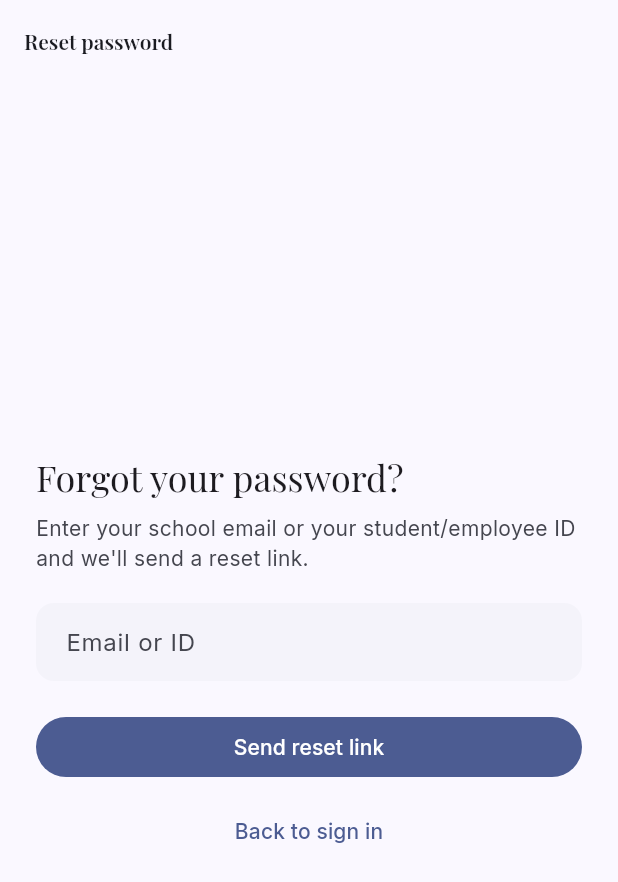
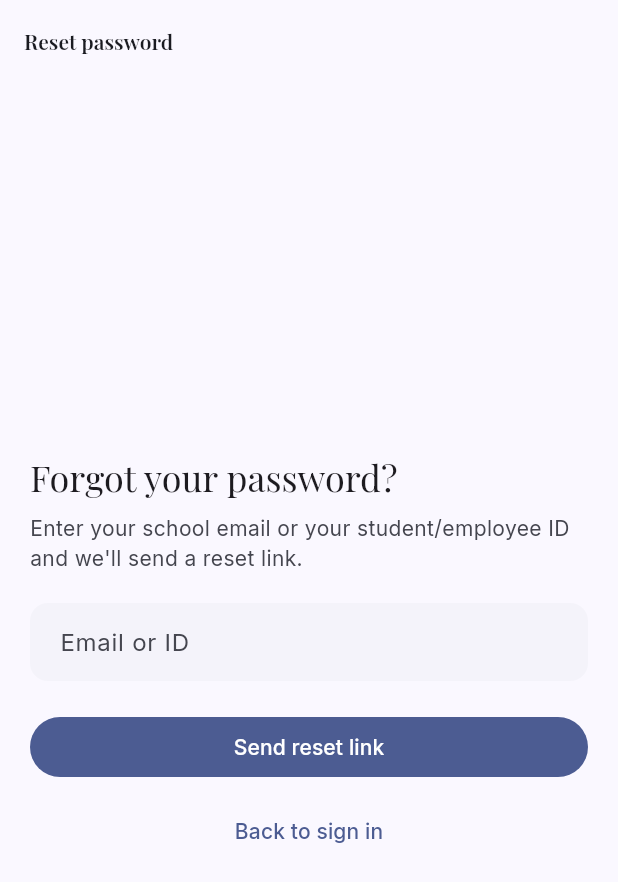
Before and after one commit to StillChoosingYou/MobileApp, a Flutter app: the ForgotPasswordScreen screen opened by its route, on a phone screen of 412 x 824 dp. Shown: the top 882 px of the screen. Run offline on Flutter 3.47's test engine with Material 3 defaults, Android fonts, the phone set to English and light mode, and no system bars; our stand-ins replace flutter_riverpod, go_router, google_fonts, hive_flutter, local_auth, qr_flutter; missing offline and left inert: mobile_scanner; accounts and stored records are empty.

Commit message:
Apply flutter analyze fixes

```diff
--- a/lib/core/utils/responsive.dart
+++ b/lib/core/utils/responsive.dart
@@ -65,9 +65,35 @@ abstract final class Responsive {
         ? 32.0
         : isTabletOrWider(context)
             ? 24.0
-            : 20.0;
+            : isCompactHeight(context)
+                ? 16.0
+                : 20.0;
     return EdgeInsets.symmetric(horizontal: horizontal);
   }
+
+  /// Padding for scrollable page content — tighter on short/landscape viewports.
+  static EdgeInsets scrollPadding(BuildContext context) {
+    final horizontal = pagePadding(context).horizontal / 2;
+    final vertical = isCompactHeight(context)
+        ? 12.0
+        : isTabletOrWider(context)
+            ? 20.0
+            : 16.0;
+    return EdgeInsets.symmetric(horizontal: horizontal, vertical: vertical);
+  }
+
+  /// Form/auth screens — accounts for keyboard and compact height.
+  static EdgeInsets formPadding(BuildContext context) {
+    final base = scrollPadding(context);
+    return base.copyWith(
+      top: isCompactHeight(context) ? 16.0 : 24.0,
+      bottom: isCompactHeight(context) ? 16.0 : 24.0,
+    );
+  }
+
+  /// Fluid spacing that scales down on compact viewports.
+  static double spacing(BuildContext context, {double normal = 16, double compact = 10}) =>
+      isCompactHeight(context) ? compact : normal;
 
   /// Fluid width clamped between [min] and [max], scaled by [fraction] of
   /// the current viewport width.
@@ -78,6 +104,16 @@ abstract final class Responsive {
     double fraction = 0.9,
   }) {
     return (sizeOf(context).width * fraction).clamp(min, max);
+  }
+
+  /// Receipt/card overlay width — never fixed pixels on small screens.
+  static double receiptWidth(BuildContext context) =>
+      fluidWidth(context, min: 280, max: 420, fraction: 0.88);
+
+  /// QR scan frame — scales with the shortest viewport side.
+  static double scanFrameSize(BuildContext context) {
+    final shortest = sizeOf(context).shortestSide;
+    return (shortest * 0.55).clamp(180.0, 320.0);
   }
 }
 
--- a/lib/core/widgets/shared_widgets.dart
+++ b/lib/core/widgets/shared_widgets.dart
@@ -15,7 +15,10 @@ class SectionHeader extends StatelessWidget {
   @override
   Widget build(BuildContext context) {
     final theme = Theme.of(context);
-    final padding = Responsive.pagePadding(context).copyWith(top: 20, bottom: 8);
+    final padding = Responsive.pagePadding(context).copyWith(
+      top: Responsive.isCompactHeight(context) ? 12 : 20,
+      bottom: 8,
+    );
     return Padding(
       padding: padding,
       child: Row(
--- a/lib/features/auth/forgot_password_screen.dart
+++ b/lib/features/auth/forgot_password_screen.dart
@@ -2,6 +2,7 @@ import 'package:flutter/material.dart';
 import 'package:flutter_riverpod/flutter_riverpod.dart';
 import 'package:go_router/go_router.dart';
 
+import '../../core/utils/responsive.dart';
 import '../../core/utils/validators.dart';
 import '../../core/widgets/shared_widgets.dart';
 import '../../providers/repository_providers.dart';
@@ -55,7 +56,7 @@ class _ForgotPasswordScreenState extends ConsumerState<ForgotPasswordScreen> {
       body: SafeArea(
         child: FormWidthLimiter(
           child: SingleChildScrollView(
-          padding: const EdgeInsets.all(24),
+          padding: Responsive.formPadding(context),
           child: Form(
             key: _formKey,
             child: Column(
--- a/lib/features/auth/login_screen.dart
+++ b/lib/features/auth/login_screen.dart
@@ -6,6 +6,7 @@ import 'package:go_router/go_router.dart';
 import 'package:local_auth/local_auth.dart';
 
 import '../../core/routing/route_names.dart';
+import '../../core/utils/responsive.dart';
 import '../../core/utils/validators.dart';
 import '../../core/widgets/shared_widgets.dart';
 import '../../models/app_user.dart';
@@ -104,7 +105,7 @@ class _LoginScreenState extends ConsumerState<LoginScreen> {
       body: SafeArea(
         child: FormWidthLimiter(
           child: SingleChildScrollView(
-          padding: const EdgeInsets.all(24),
+          padding: Responsive.formPadding(context),
           child: Form(
             key: _formKey,
             child: Column(
--- a/lib/features/registrar/enrollment_approval_screen.dart
+++ b/lib/features/registrar/enrollment_approval_screen.dart
@@ -1,6 +1,7 @@
 import 'package:flutter/material.dart';
 import 'package:flutter_riverpod/flutter_riverpod.dart';
 
+import '../../core/utils/responsive.dart';
 import '../../core/widgets/shared_widgets.dart';
 import '../../models/academic_models.dart';
 import '../../providers/feature_providers.dart';
@@ -49,7 +50,7 @@ class EnrollmentApprovalScreen extends ConsumerWidget {
           );
         }
         return ListView.builder(
-          padding: const EdgeInsets.all(16),
+          padding: Responsive.scrollPadding(context),
           itemCount: list.length,
           itemBuilder: (context, i) {
             final e = list[i];
--- a/lib/features/student/services_screen.dart
+++ b/lib/features/student/services_screen.dart
@@ -2,6 +2,7 @@ import 'package:flutter/material.dart';
 import 'package:flutter_riverpod/flutter_riverpod.dart';
 
 import '../../core/utils/date_utils.dart';
+import '../../core/utils/responsive.dart';
 import '../../core/widgets/shared_widgets.dart';
 import '../../models/campus_models.dart';
 import '../../providers/feature_providers.dart';
@@ -189,7 +190,7 @@ class _ClearanceTab extends ConsumerWidget {
     final clearance = ref.watch(clearanceProvider(studentId));
     return clearance.when(
       data: (c) => ListView(
-        padding: const EdgeInsets.all(20),
+        padding: Responsive.scrollPadding(context),
         children: [
           LinearProgressIndicator(
             value: c.steps.isEmpty ? 0 : c.clearedCount / c.steps.length,
@@ -307,7 +308,7 @@ class _MyTicketCard extends ConsumerWidget {
       color: scheme.primaryContainer,
       shape: RoundedRectangleBorder(borderRadius: BorderRadius.circular(18)),
       child: Padding(
-        padding: const EdgeInsets.all(20),
+        padding: Responsive.scrollPadding(context),
         child: Column(
           crossAxisAlignment: CrossAxisAlignment.start,
           children: [
--- a/lib/features/student/student_home_screen.dart
+++ b/lib/features/student/student_home_screen.dart
@@ -31,7 +31,7 @@ class StudentHomeScreen extends ConsumerWidget {
         padding: const EdgeInsets.only(bottom: 24),
         children: [
           Padding(
-            padding: const EdgeInsets.fromLTRB(20, 20, 20, 8),
+            padding: Responsive.pagePadding(context).copyWith(top: 20, bottom: 8),
             child: Row(
               children: [
                 InitialsAvatar(name: user.name, radius: 26),
--- a/lib/features/student/tuition_wallet_screen.dart
+++ b/lib/features/student/tuition_wallet_screen.dart
@@ -2,6 +2,7 @@ import 'package:flutter/material.dart';
 import 'package:flutter_riverpod/flutter_riverpod.dart';
 
 import '../../core/utils/date_utils.dart';
+import '../../core/utils/responsive.dart';
 import '../../core/widgets/shared_widgets.dart';
 import '../../models/financial_models.dart';
 import '../../providers/feature_providers.dart';
@@ -24,7 +25,7 @@ class TuitionWalletScreen extends ConsumerWidget {
         ref.invalidate(studentPaymentHistoryProvider(user.id));
       },
       child: ListView(
-        padding: const EdgeInsets.all(20),
+        padding: Responsive.scrollPadding(context),
         children: [
             ledgerAsync.when(
               data: (ledger) => _LedgerCard(ledger: ledger),
```
Also changed, not shown: lib/core/widgets/role_nav_shell.dart (+6 -1 lines), lib/features/auth/two_factor_screen.dart (+7 -6 lines), lib/features/cashier/receipt_transaction_screens.dart (+10 -5 lines), lib/features/common/qr_scanner_screen.dart (+18 -2 lines), lib/features/registrar/registrar_shell.dart (+15 -14 lines), lib/features/student/ai_assistant_screen.dart (+5 -2 lines), lib/features/student/schedule_grades_screen.dart (+39 -5 lines), 1 other file.
